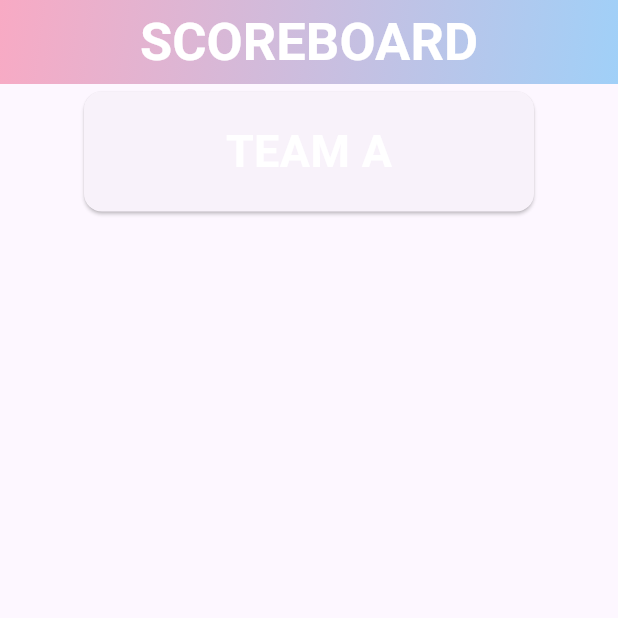
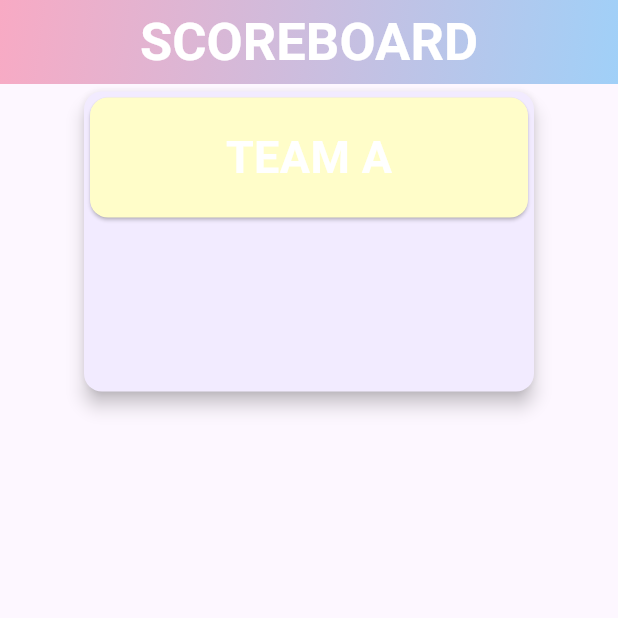
Before and after one commit to Chlunidia/Scoreboard, a Flutter app: the screen it shows after launch, on a phone screen of 412 x 824 dp, the top half of it. Run offline on Flutter 3.47's test engine with Material 2 defaults, Android fonts, the phone set to English and light mode, and no system bars.

Commit message:
Menambahkan widget SizedBox

```diff
--- a/lib/main.dart
+++ b/lib/main.dart
@@ -57,10 +57,20 @@ class ScoreBoard1 extends StatefulWidget {
 class _ScoreBoard1State extends State<ScoreBoard1> {
   @override
   Widget build(BuildContext context) {
-    return const Padding(
+    return Padding(
       padding: EdgeInsets.all(1),
       child: Center(
         child: Card(
+          color: const Color.fromARGB(255, 242, 235, 255),
+          elevation: 5,
+          child: SizedBox(
+            width: 300,
+            height: 200,
+            child: Column(
+              children: const <Widget>[
+                Center(
+                  child: Card(
+                    color: Color.fromARGB(255, 255, 253, 201),
                     child: SizedBox(
                       width: 300,
                       height: 80,
@@ -70,8 +80,14 @@ class _ScoreBoard1State extends State<ScoreBoard1> {
                           style: TextStyle(
                               fontSize: 30,
                               color: Colors.white,
-                  fontWeight: FontWeight.bold),
+                              fontWeight: FontWeight.bold
                           ),
+                        ),
+                      ),
+                    ),
+                  ),
+                ),
+              ],
             ),
           ),
         ),
```
Lines whose indentation alone changed are shown as unchanged.
